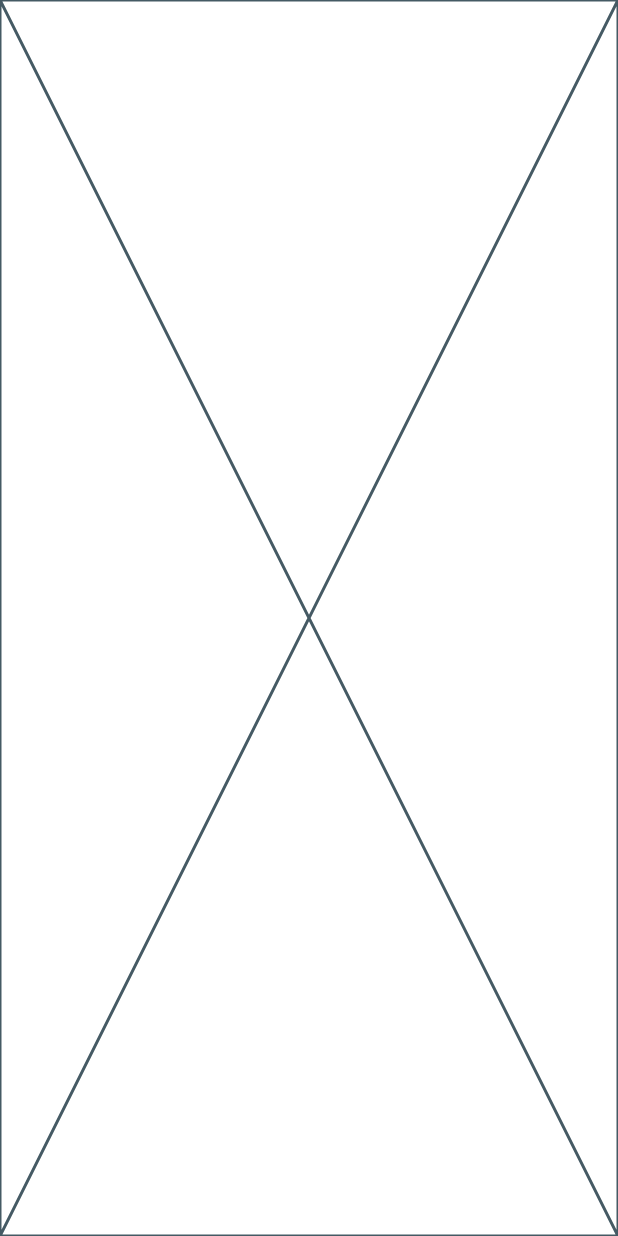
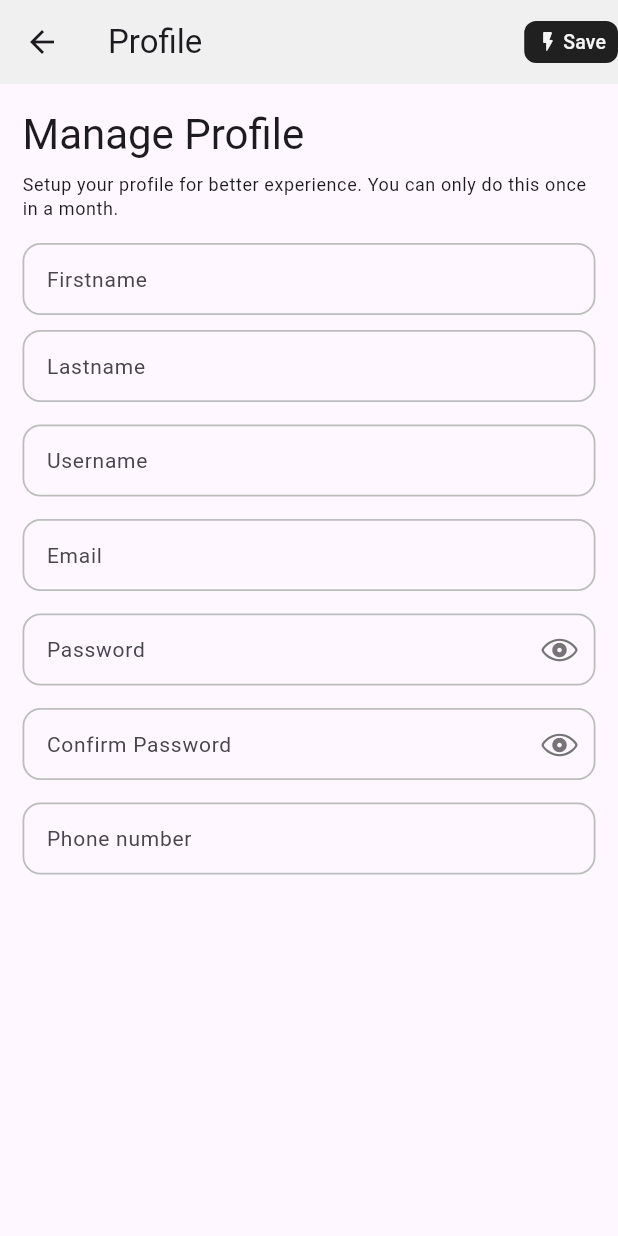
Before and after one commit to Toffee23/course-view, a Flutter app: the screen it shows after launch, item 5 of the bottom bar chosen, after a tap on "Manage Profile", on a phone screen of 412 x 824 dp. Run offline on Flutter 3.47's test engine with Material 3 defaults, Android fonts, the phone set to English and light mode, and no system bars; our stand-ins replace cached_network_image, chewie, dio, flutter_riverpod, hex, shimmer and 2 more; missing offline and left inert: encrypt; network calls fail.

Commit message:
Update Profile Page plus sub-pages

```diff
--- /dev/null
+++ b/lib/pages/manage_profile/page.dart
@@ -0,0 +1,120 @@
+import 'package:course_view/widgets/text_field.dart';
+import 'package:flutter/cupertino.dart';
+import 'package:flutter/material.dart';
+
+class ManageProfilePage extends StatelessWidget {
+  const ManageProfilePage({Key? key}) : super(key: key);
+
+  @override
+  Widget build(BuildContext context) {
+    return Scaffold(
+      appBar: AppBar(
+        title: const Text('Profile'),
+        actions: <Widget>[
+          MaterialButton(
+            onPressed: () {},
+            color: Colors.black87,
+            visualDensity: const VisualDensity(vertical: -2, horizontal: -2),
+            shape: RoundedRectangleBorder(
+              borderRadius: BorderRadius.circular(8.0),
+            ),
+            minWidth: 0,
+            elevation: 0,
+            child: Row(
+              children: <Widget>[
+                Icon(
+                  Icons.flash_on_rounded,
+                  color: Colors.grey.shade100,
+                  size: 16,
+                ),
+                const SizedBox(width: 2.0),
+                Text(
+                  'Save',
+                  style: TextStyle(
+                    color: Colors.grey.shade100,
+                    fontSize: 13.0,
+                    height: 1,
+                  ),
+                ),
+              ],
+            ),
+          ),
+        ],
+      ),
+      body: Column(
+        crossAxisAlignment: CrossAxisAlignment.start,
+        children: <Widget>[
+          Padding(
+            padding: const EdgeInsets.all(15.0),
+            child: Column(
+              crossAxisAlignment: CrossAxisAlignment.start,
+              children: <Widget>[
+                Text(
+                  'Manage Profile',
+                  style: Theme.of(context).textTheme.headlineMedium,
+                ),
+                const SizedBox(height: 8.0),
+                Text(
+                  'Setup your profile for better experience. '
+                  'You can only do this once in a month.',
+                  style: Theme.of(context).textTheme.bodySmall,
+                ),
+              ],
+            ),
+          ),
+          Expanded(
+            child: SingleChildScrollView(
+              padding: const EdgeInsets.symmetric(horizontal: 15.0),
+              child: Column(
+                children: <Widget>[
+                  const CustomTextField(
+                    margin: EdgeInsets.only(bottom: 10.0),
+                    hintText: 'Firstname',
+                  ),
+                  const CustomTextField(
+                    margin: EdgeInsets.only(bottom: 15.0),
+                    hintText: 'Lastname',
+                  ),
+                  const CustomTextField(
+                    margin: EdgeInsets.only(bottom: 15.0),
+                    hintText: 'Username',
+                  ),
+                  const CustomTextField(
+                    margin: EdgeInsets.only(bottom: 15.0),
+                    hintText: 'Email',
+                  ),
+                  CustomTextField(
+                    margin: const EdgeInsets.only(bottom: 15.0),
+                    hintText: 'Password',
+                    suffixIcon: IconButton(
+                      onPressed: () {},
+                      icon: Icon(
+                        CupertinoIcons.eye,
+                        color: Colors.grey.shade600,
+                      ),
+                    ),
+                  ),
+                  CustomTextField(
+                    margin: const EdgeInsets.only(bottom: 15.0),
+                    hintText: 'Confirm Password',
+                    suffixIcon: IconButton(
+                      onPressed: () {},
+                      icon: Icon(
+                        CupertinoIcons.eye,
+                        color: Colors.grey.shade600,
+                      ),
+                    ),
+                  ),
+                  const CustomTextField(
+                    margin: EdgeInsets.only(bottom: 15.0),
+                    hintText: 'Phone number',
+                  ),
+                ],
+              ),
+            ),
+          )
+        ],
+      ),
+    );
+  }
+}
--- a/lib/pages/profile/controller.dart
+++ b/lib/pages/profile/controller.dart
@@ -1,7 +1,9 @@
-import 'package:course_view/pages/notifications/page.dart';
-import 'package:course_view/pages/payments/page.dart';
 import 'package:course_view/router/route.dart';
-import 'package:flutter/cupertino.dart';
+import 'package:flutter/material.dart';
+
+import '../manage_profile/page.dart';
+import '../notifications/page.dart';
+import '../payments/page.dart';
 
 mixin ProfileController on Widget {
   void onAchievement(BuildContext context) {
@@ -9,7 +11,7 @@ mixin ProfileController on Widget {
   }
 
   void onManageProfile(BuildContext context) {
-    pushTo(context, const Placeholder());
+    pushTo(context, const ManageProfilePage());
   }
 
   void onNotification(BuildContext context) {
--- /dev/null
+++ b/lib/widgets/text_field.dart
@@ -0,0 +1,69 @@
+import 'package:flutter/material.dart';
+
+class CustomTextField extends StatelessWidget {
+  const CustomTextField({
+    Key? key,
+    this.hintText,
+    this.margin,
+    this.suffixIcon,
+  }) : super(key: key);
+  final String? hintText;
+  final EdgeInsetsGeometry? margin;
+  final Widget? suffixIcon;
+
+  @override
+  Widget build(BuildContext context) {
+    return Container(
+      margin: margin,
+      child: TextField(
+        onTap: () {
+          // Navigator.push(
+          //     context,
+          //     MaterialPageRoute(
+          //         builder: (context) => const SearchPage()));
+        },
+        onTapOutside: (_) => FocusManager.instance.primaryFocus?.unfocus(),
+        decoration: InputDecoration(
+          contentPadding: const EdgeInsets.symmetric(horizontal: 12.0),
+          border: OutlineInputBorder(
+            borderSide: BorderSide(
+              color: Colors.grey.shade200,
+            ),
+          ),
+          enabledBorder: OutlineInputBorder(
+            borderRadius: BorderRadius.circular(12.0),
+            borderSide: BorderSide(
+              color: Colors.grey.shade400,
+              width: 1.2,
+            ),
+          ),
+          hintText: hintText,
+          hintStyle: const TextStyle(
+            fontSize: 14,
+            fontWeight: FontWeight.normal,
+          ),
+          // prefixIcon: Icon(
+          //   CupertinoIcons.search,
+          //   color: Colors.grey.shade600,
+          // ),
+          // suffixIcon: Column(
+          //   mainAxisAlignment: MainAxisAlignment.center,
+          //   children: <Widget>[
+          //     Padding(
+          //       padding: const EdgeInsets.only(right: 12.0),
+          //       child: Text(
+          //         'Search',
+          //         style: TextStyle(
+          //           color: Theme.of(context).primaryColor,
+          //           fontSize: 13.0,
+          //         ),
+          //       ),
+          //     ),
+          //   ],
+          // ),
+          suffixIcon: suffixIcon,
+        ),
+      ),
+    );
+  }
+}
```
Also changed, not shown: lib/pages/notifications/controller.dart (added, +18 -0 lines), lib/pages/notifications/page.dart (+43 -8 lines), lib/pages/notifications/providers.dart (+24 -1 lines), lib/pages/notifications/widgets.dart (+17 -8 lines).
